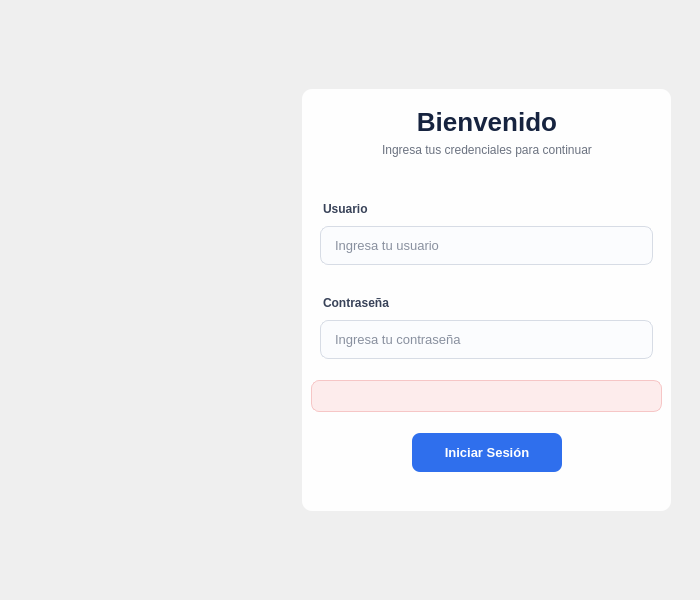
Qt form src/ui/loginwindow.ui (ShibaK7/seminuevos) before a commit.
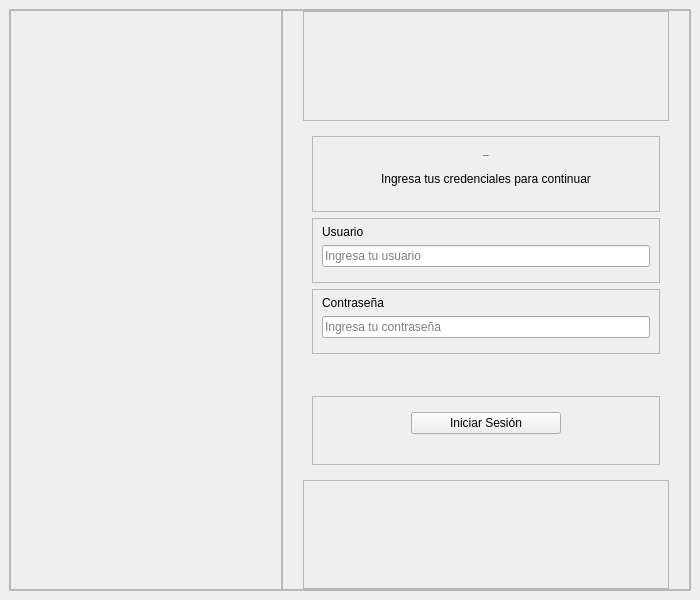
The same form after that commit. Icons and pictures are not drawn.

Commit message: Move embedded form styles into style sheet files

What changed in the file:
```diff
--- a/src/ui/loginwindow.ui
+++ b/src/ui/loginwindow.ui
@@ -25,104 +25,10 @@
   <property name="windowTitle">
    <string>LoginWindow</string>
   </property>
-  <property name="styleSheet">
-   <string notr="true">QFrame {
-	border: 0px solid transparent;
-}
-
-#right_frame {
-    background-color: qlineargradient(
-        spread:pad,
-        x1:0, y1:0, x2:1, y2:0,
-        stop:0 rgba(244, 246, 250, 0),     /* completamente transparente */
-        stop:0.25 rgba(244, 246, 250, 220),/* cambio brusco a blanco casi opaco */
-        stop:1 rgba(244, 246, 250, 220)    /* mantiene blanco hasta el final */
-    );
-}
-
-#panel_login{
-	background-color: rgba(255, 255, 255,240);
-	border-radius: 10px;
-}
-
-#titleLabel {
-	color: #16233F;
-	font-size: 26px;
-	font-weight: 700;
-}
-
-#subtitleLabel {
-	color: #6B7280;
-	font-size: 12px;
-	margin-bottom: 4px;
-}
-
-#userLabel, #passLabel {
-	color: #384258;
-	font-size: 12px;
-	font-weight: 600;
-	margin-top: 4px;
-	margin-bottom: 4px;
-}
-
-#usernameEdit, #passwordEdit {
-	border: 1px solid #D7DCE5;
-    border-radius: 8px;
-    padding: 10px 12px;
-    font-size: 13px;
-    color: #16233F;
-    background-color: #FBFCFE;
-    selection-background-color: #2F6FED;
-}
-#usernameEdit:hover, #passwordEdit:hover {
-    border: 1px solid #B7C1D6;
-}
-#usernameEdit:focus, #passwordEdit:focus {
-    border: 1.5px solid #2F6FED;
-    background-color: #FFFFFF;
-}
-
-#loginButton {
-    background-color: #2F6FED;
-    color: #FFFFFF;
-    border: none;
-    border-radius: 8px;
-    padding: 12px;
-    font-size: 13px;
-    font-weight: 600;
-}
-#loginButton:hover {
-    background-color: #2559C9;
-}
-#loginButton:pressed {
-    background-color: #1E47A8;
-}
-#loginButton:disabled {
-    background-color: #A9BCE8;
-}
-
-#errorBox {
-	background-color: #FDECEC;
-	border: 1px solid #F6C6C6;
-    border-radius: 8px;
- }
-
-#errorLabel {
-	color: #C62828;
-    font-size: 12px;
-}</string>
-  </property>
   <widget class="QWidget" name="centralwidget">
    <layout class="QHBoxLayout" name="horizontalLayout">
     <item>
      <widget class="QFrame" name="frame">
-      <property name="styleSheet">
-       <string notr="true">#frame {
-	background-image: url(:/resources/images/images/background.png);
-    background-repeat: no-repeat; 
-    background-position: center; 
-    }</string>
-      </property>
       <property name="frameShape">
        <enum>QFrame::Shape::StyledPanel</enum>
       </property>
@@ -147,9 +53,6 @@
        </property>
        <item>
         <widget class="QFrame" name="left_frame">
-         <property name="styleSheet">
-          <string notr="true"/>
-         </property>
          <property name="frameShape">
           <enum>QFrame::Shape::StyledPanel</enum>
          </property>
@@ -163,9 +66,6 @@
        </item>
        <item>
         <widget class="QFrame" name="right_frame">
-         <property name="styleSheet">
-          <string notr="true"/>
-         </property>
          <property name="frameShape">
           <enum>QFrame::Shape::StyledPanel</enum>
          </property>
@@ -203,9 +103,6 @@
           </item>
           <item>
            <widget class="QFrame" name="panel_login">
-            <property name="styleSheet">
-             <string notr="true"/>
-            </property>
             <property name="frameShape">
              <enum>QFrame::Shape::NoFrame</enum>
             </property>
@@ -221,9 +118,6 @@
             <layout class="QVBoxLayout" name="verticalLayout_2">
              <item>
               <widget class="QFrame" name="frame_7">
-               <property name="styleSheet">
-                <string notr="true"/>
-               </property>
                <property name="frameShape">
                 <enum>QFrame::Shape::StyledPanel</enum>
                </property>
@@ -478,9 +372,6 @@
                     <height>0</height>
                    </size>
                   </property>
-                  <property name="styleSheet">
-                   <string notr="true"/>
-                  </property>
                   <property name="text">
                    <string>Iniciar Sesión</string>
                   </property>
```
Left out of the diff: 2 changed lines with no effect on the pictures. The commit also changes 13 other files.
